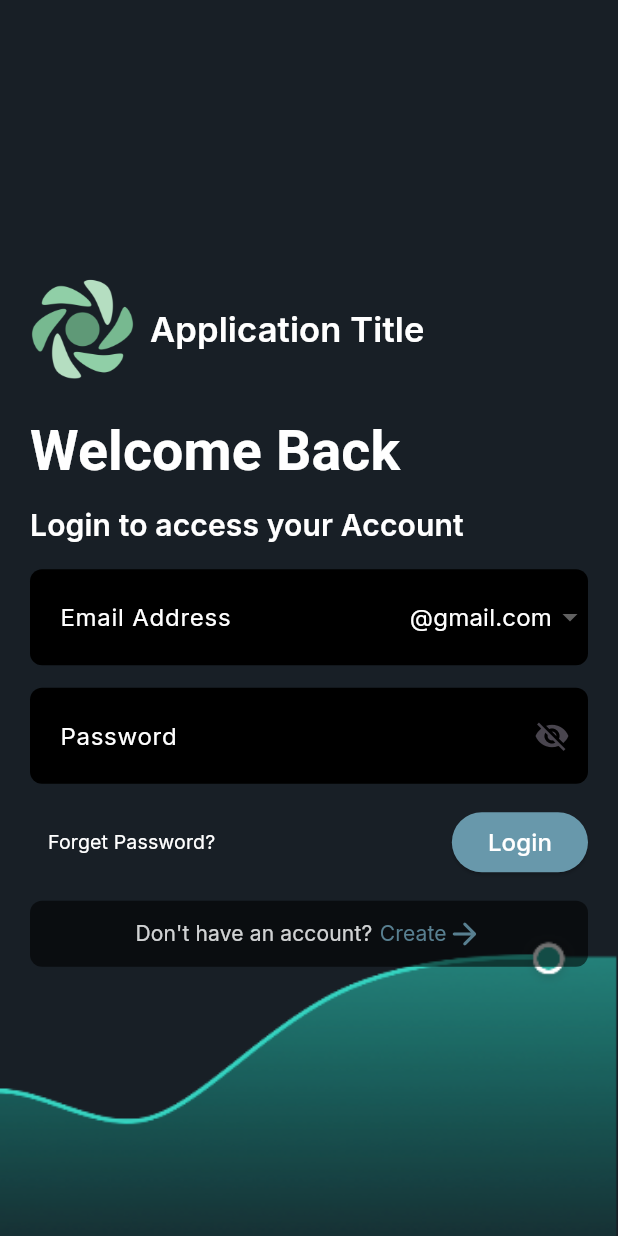
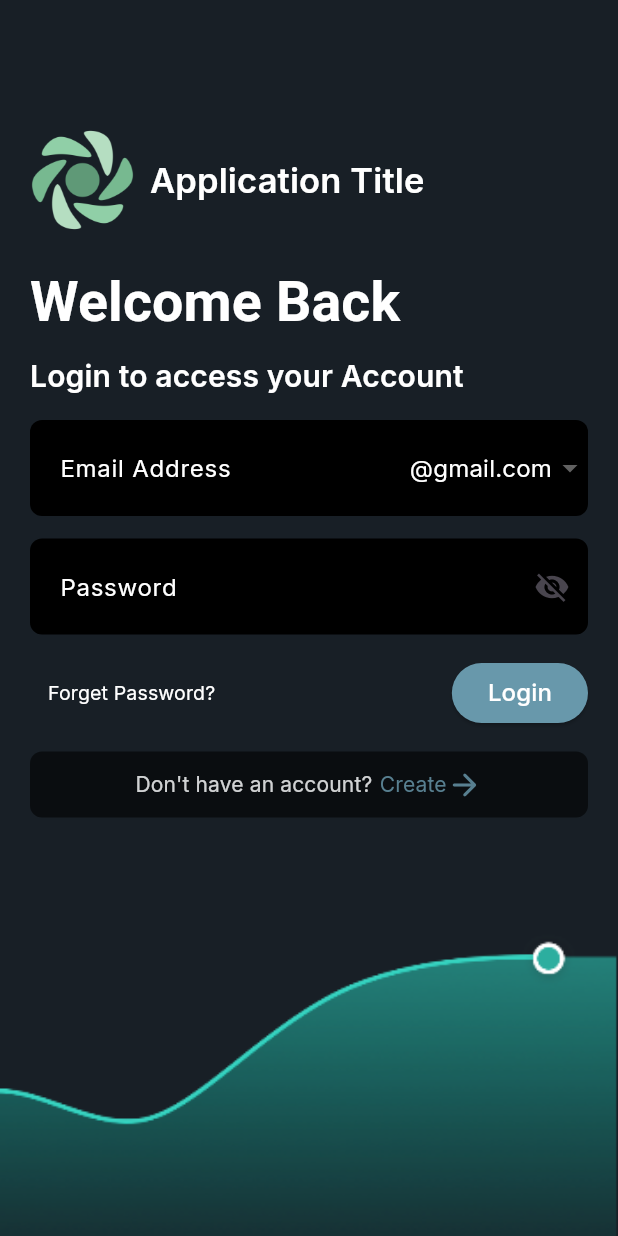
Before and after one commit to Sukhmeetsingh306/NFT_Trading, a Flutter app: the screen it shows after launch, on a phone screen of 412 x 824 dp. Run offline on Flutter 3.47's test engine with Material 3 defaults, Android fonts, the phone set to English and light mode, and no system bars; our stand-ins replace google_fonts, image_picker, intl_phone_field, permission_handler, shared_preferences; missing offline and left inert: random_avatar; Roboto replaces fonts that are missing (Readex Pro); project files that could hold a hidden picture were left out.

Commit message:
code fixed for the screen size issue

```diff
--- a/flow/lib/screen/authentication/login_auth_screen.dart
+++ b/flow/lib/screen/authentication/login_auth_screen.dart
@@ -51,33 +51,24 @@ class _LoginAuthScreenState extends State<LoginAuthScreen> {
     );
   }
 
-  @override
-  Widget build(BuildContext context) {
-    return Scaffold(
-      body: LayoutBuilder(
-        builder: (context, constraints) {
-          bool isLargeScreen = constraints.maxWidth > 900;
-          return Stack(
-            children: [
-              Container(
-                width: double.infinity,
-                height: double.infinity,
-                decoration: BoxDecoration(
-                  image: DecorationImage(
-                    image: AssetImage('assets/images/png/backgroundImage.png'),
-                    fit: BoxFit.cover,
-                  ),
-                ),
-                child: Center(
-                  child: ConstrainedBox(
+  Widget pageCode(bool isLargeScreen) {
+    return ConstrainedBox(
       constraints: BoxConstraints(
         maxWidth: isLargeScreen ? 500 : double.infinity,
       ),
-                    child: Padding(
+      child: Container(
+        height: isLargeScreen ? MediaQuery.of(context).size.height * 0.8 : null,
         padding: EdgeInsets.symmetric(
           horizontal: isLargeScreen ? 50 : 20,
-                        vertical: 50,
+          vertical: isLargeScreen ? 50 : 20,
         ),
+        decoration: isLargeScreen
+            ? BoxDecoration(
+                color: Colors.black.withValues(alpha: 0.7),
+                border: Border.all(color: Colors.grey, width: 2),
+                borderRadius: BorderRadius.circular(20), // Rounded edges
+              )
+            : null, // No border on small screens
         child: Column(
           mainAxisSize: MainAxisSize.min,
           crossAxisAlignment: CrossAxisAlignment.start,
@@ -116,8 +107,7 @@ class _LoginAuthScreenState extends State<LoginAuthScreen> {
                     (value) {
                       if (value == null || value.isEmpty) {
                         return 'Please enter your email';
-                                    } else if (!RegExp(
-                                            r"^[a-zA-Z0-9+_.-]+@[a-zA-Z0-9.-]+$")
+                      } else if (!RegExp(r"^[a-zA-Z0-9+_.-]+@[a-zA-Z0-9.-]+$")
                           .hasMatch(value)) {
                         return 'Please enter a valid email';
                       }
@@ -136,8 +126,7 @@ class _LoginAuthScreenState extends State<LoginAuthScreen> {
                             });
                           }
                         },
-                                      items: emailDomains
-                                          .map<DropdownMenuItem<String>>(
+                        items: emailDomains.map<DropdownMenuItem<String>>(
                           (String domain) {
                             return DropdownMenuItem<String>(
                               value: domain,
@@ -145,8 +134,7 @@ class _LoginAuthScreenState extends State<LoginAuthScreen> {
                                 "@$domain",
                                 style: GoogleFonts.getFont(
                                   'Inter',
-                                                color: ColorTheme
-                                                    .color.textWhiteColor,
+                                  color: ColorTheme.color.textWhiteColor,
                                   fontWeight: FontWeight.w400,
                                   fontSize: 16,
                                 ),
@@ -181,9 +169,7 @@ class _LoginAuthScreenState extends State<LoginAuthScreen> {
                     },
                     suffixIcon: IconButton(
                       icon: Icon(
-                                      _obscureText
-                                          ? Icons.visibility_off
-                                          : Icons.visibility,
+                        _obscureText ? Icons.visibility_off : Icons.visibility,
                       ),
                       onPressed: () {
                         setState(() {
@@ -192,18 +178,16 @@ class _LoginAuthScreenState extends State<LoginAuthScreen> {
                       },
                     ),
                     obscureText: _obscureText,
-                                  autovalidateMode:
-                                      AutovalidateMode.onUserInteraction,
+                    autovalidateMode: AutovalidateMode.onUserInteraction,
                   ),
                   sizedBoxH15(),
                   Row(
-                                  mainAxisAlignment:
-                                      MainAxisAlignment.spaceBetween,
+                    mainAxisAlignment: MainAxisAlignment.spaceBetween,
                     children: [
                       textButton(
                         'Forget Password?',
-                                      () => materialNamedRouteNavigator(
-                                          context, '/forgetPage'),
+                        () =>
+                            materialNamedRouteNavigator(context, '/forgetPage'),
                       ),
                       elevatedButton(
                         'Login',
@@ -218,16 +202,14 @@ class _LoginAuthScreenState extends State<LoginAuthScreen> {
                     child: InkWell(
                       onTap: () {},
                       child: Container(
-                                      width:
-                                          isLargeScreen ? 400 : double.infinity,
+                        width: isLargeScreen ? 400 : double.infinity,
                         height: 44,
                         decoration: BoxDecoration(
                           color: Colors.black.withOpacity(0.7),
                           borderRadius: BorderRadius.circular(8),
                         ),
                         child: Row(
-                                        mainAxisAlignment:
-                                            MainAxisAlignment.center,
+                          mainAxisAlignment: MainAxisAlignment.center,
                           children: [
                             googleInterText(
                               'Don\'t have an account?',
@@ -237,13 +219,11 @@ class _LoginAuthScreenState extends State<LoginAuthScreen> {
                             Padding(
                               padding: EdgeInsets.only(left: 5),
                               child: InkWell(
-                                              onTap: () =>
-                                                  materialNamedRouteNavigator(
+                                onTap: () => materialNamedRouteNavigator(
                                     context, '/registerPage'),
                                 child: googleInterText(
                                   'Create',
-                                                color: ColorTheme.color
-                                                    .buttonBackgroundColor,
+                                  color: ColorTheme.color.buttonBackgroundColor,
                                   fontSize: 14,
                                   fontWeight: FontWeight.w400,
                                 ),
@@ -251,8 +231,7 @@ class _LoginAuthScreenState extends State<LoginAuthScreen> {
                             ),
                             Icon(
                               Icons.arrow_forward_rounded,
-                                            color: ColorTheme
-                                                .color.buttonBackgroundColor,
+                              color: ColorTheme.color.buttonBackgroundColor,
                               size: 24,
                             ),
                           ],
@@ -266,7 +245,33 @@ class _LoginAuthScreenState extends State<LoginAuthScreen> {
           ],
         ),
       ),
+    );
+  }
+
+  @override
+  Widget build(BuildContext context) {
+    return Scaffold(
+      body: LayoutBuilder(
+        builder: (context, constraints) {
+          bool isLargeScreen = constraints.maxWidth > 900;
+          return Stack(
+            children: [
+              Container(
+                width: double.infinity,
+                height: double.infinity,
+                decoration: BoxDecoration(
+                  image: DecorationImage(
+                    image: AssetImage('assets/images/png/backgroundImage.png'),
+                    fit: BoxFit.cover,
                   ),
+                ),
+                child: isLargeScreen
+                    ? Center(child: pageCode(isLargeScreen))
+                    : Padding(
+                        padding: const EdgeInsets.only(
+                          top: 60,
+                        ),
+                        child: pageCode(isLargeScreen),
                       ),
               ),
             ],
```
Lines whose indentation alone changed are shown as unchanged.
